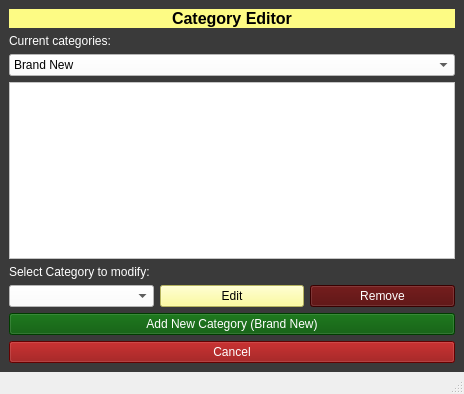
Above: Category_Editor.ui from Aenan05/MAXPC before the change. Below: the same form after it.
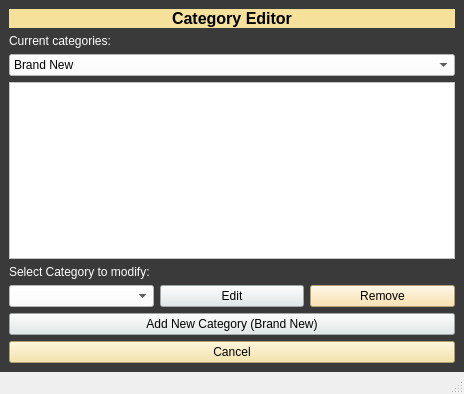
That is the form after the change.

The edit to the form file:
```diff
--- a/Category_Editor.ui
+++ b/Category_Editor.ui
@@ -32,7 +32,8 @@
            </font>
           </property>
           <property name="styleSheet">
-           <string notr="true">background-color: rgb(253, 251, 132);</string>
+           <string notr="true">background-color:#f5e199;
+</string>
           </property>
           <property name="text">
            <string>Category Editor</string>
@@ -101,7 +102,9 @@
           <item>
            <widget class="QPushButton" name="btnEdit">
             <property name="styleSheet">
-             <string notr="true">background-color: rgb(253, 251, 132);</string>
+             <string notr="true">background-color: rgb(253, 251, 132);
+background-color: #dfe9e8;
+</string>
             </property>
             <property name="text">
              <string>Edit</string>
@@ -111,8 +114,8 @@
           <item>
            <widget class="QPushButton" name="btnRemove">
             <property name="styleSheet">
-             <string notr="true">color: rgb(255, 255, 255);
-background-color: rgb(79, 0, 0);</string>
+             <string notr="true">background-color:#fade9f;
+</string>
             </property>
             <property name="text">
              <string>Remove</string>
@@ -124,8 +127,9 @@
         <item>
          <widget class="QPushButton" name="btnNew">
           <property name="styleSheet">
-           <string notr="true">color: rgb(255, 255, 255);
-background-color: rgb(0, 84, 0);</string>
+           <string notr="true">background-color: rgb(253, 251, 132);
+background-color: #dfe9e8;
+</string>
           </property>
           <property name="text">
            <string>Add New Category (Brand New)</string>
@@ -135,8 +139,8 @@
         <item>
          <widget class="QPushButton" name="btnCancel4">
           <property name="styleSheet">
-           <string notr="true">color: rgb(255, 255, 255);
-background-color: rgb(140, 0, 0);</string>
+           <string notr="true">background-color:#f5e199;
+</string>
           </property>
           <property name="text">
            <string>Cancel</string>
```
